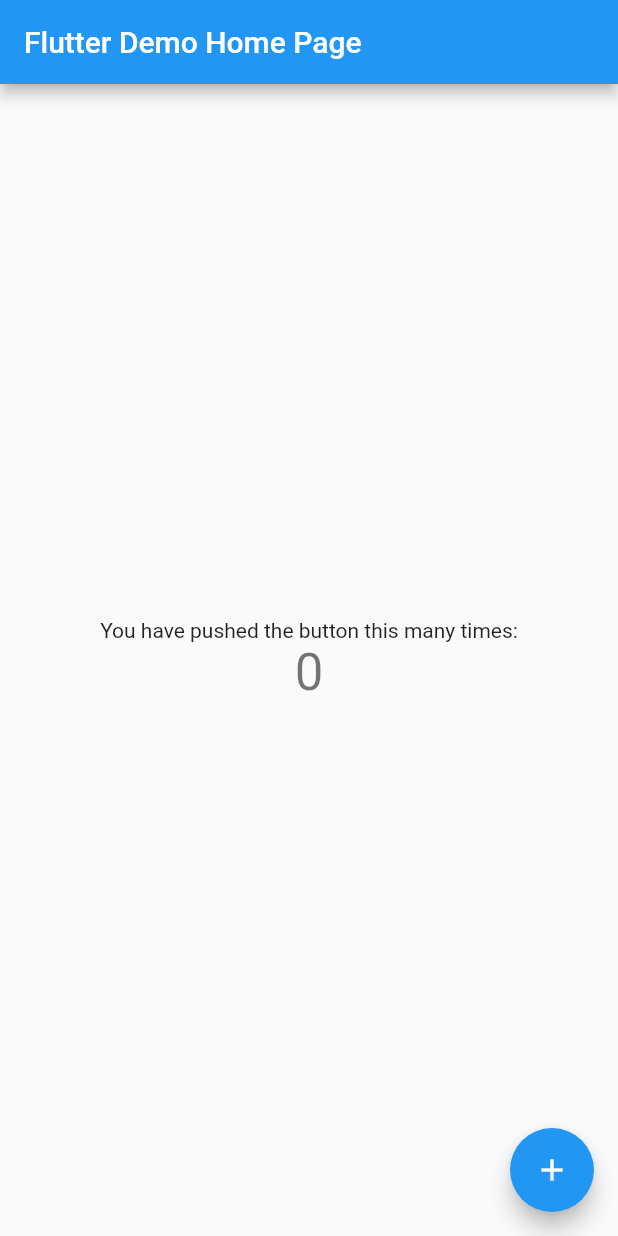
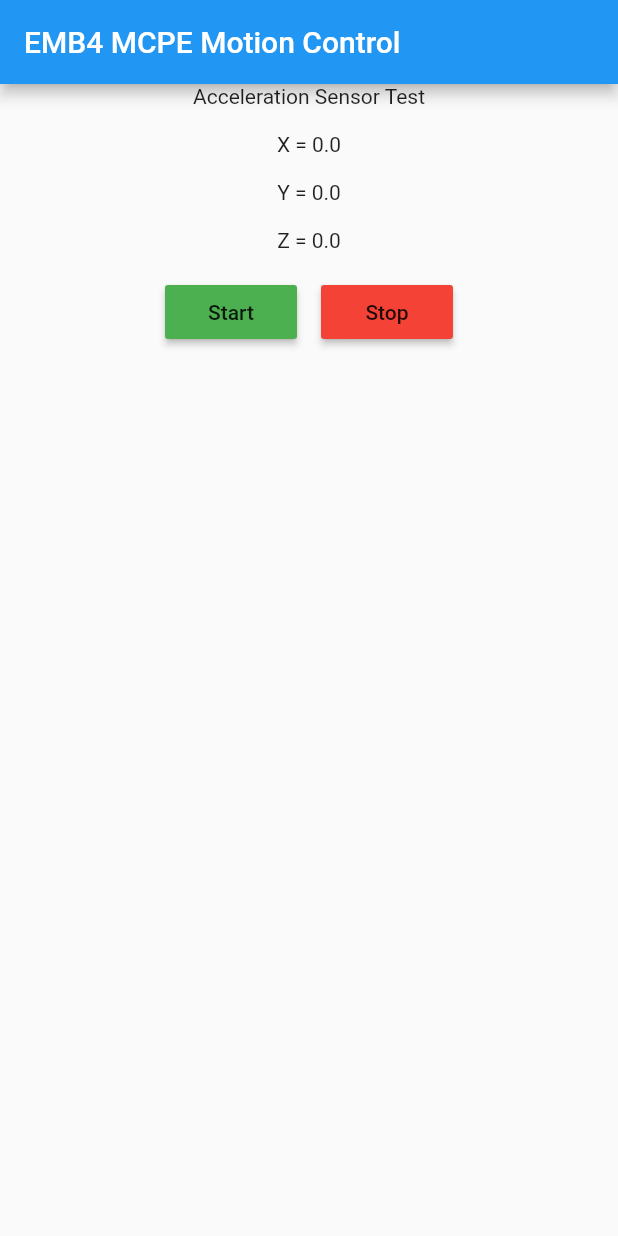
Before and after one commit to SerenityS/emb_mcpe, a Flutter app: the screen it shows after launch, on a phone screen of 412 x 824 dp. Run offline on Flutter 3.47's test engine with Material 2 defaults, Android fonts, the phone set to English and light mode, and no system bars; our stand-ins replace shared_preferences; missing offline and left inert: flutter_sensors.

Commit message:
feat: MainScreen 추가
Signed-off-by: HeeRyun, Jin(qwertycvb) <jins4218@gmail.com>

```diff
--- a/flutter/lib/main.dart
+++ b/flutter/lib/main.dart
@@ -1,4 +1,7 @@
+import 'package:emb_motion/provider/step_provider.dart';
+import 'package:emb_motion/screen/main_screen.dart';
 import 'package:flutter/material.dart';
+import 'package:provider/provider.dart';
 
 void main() {
   runApp(const MyApp());
@@ -7,109 +10,18 @@
 class MyApp extends StatelessWidget {
   const MyApp({super.key});
 
-  // This widget is the root of your application.
   @override
   Widget build(BuildContext context) {
-    return MaterialApp(
-      title: 'Flutter Demo',
-      theme: ThemeData(
-        // This is the theme of your application.
-        //
-        // Try running your application with "flutter run". You'll see the
-        // application has a blue toolbar. Then, without quitting the app, try
-        // changing the primarySwatch below to Colors.green and then invoke
-        // "hot reload" (press "r" in the console where you ran "flutter run",
-        // or simply save your changes to "hot reload" in a Flutter IDE).
-        // Notice that the counter didn't reset back to zero; the application
-        // is not restarted.
-        primarySwatch: Colors.blue,
+    return MultiProvider(
+      providers: [
+        ChangeNotifierProvider(create: (BuildContext context) => StepProvider()),
+      ],
+      child: MaterialApp(
+        theme: ThemeData(
+          primarySwatch: Colors.blue,
+        ),
+        home: MainScreen(),
       ),
-      home: const MyHomePage(title: 'Flutter Demo Home Page'),
     );
   }
 }
-
-class MyHomePage extends StatefulWidget {
-  const MyHomePage({super.key, required this.title});
-
-  // This widget is the home page of your application. It is stateful, meaning
-  // that it has a State object (defined below) that contains fields that affect
-  // how it looks.
-
-  // This class is the configuration for the state. It holds the values (in this
-  // case the title) provided by the parent (in this case the App widget) and
-  // used by the build method of the State. Fields in a Widget subclass are
-  // always marked "final".
-
-  final String title;
-
-  @override
-  State<MyHomePage> createState() => _MyHomePageState();
-}
-
-class _MyHomePageState extends State<MyHomePage> {
-  int _counter = 0;
-
-  void _incrementCounter() {
-    setState(() {
-      // This call to setState tells the Flutter framework that something has
-      // changed in this State, which causes it to rerun the build method below
-      // so that the display can reflect the updated values. If we changed
-      // _counter without calling setState(), then the build method would not be
-      // called again, and so nothing would appear to happen.
-      _counter++;
-    });
-  }
-
-  @override
-  Widget build(BuildContext context) {
-    // This method is rerun every time setState is called, for instance as done
-    // by the _incrementCounter method above.
-    //
-    // The Flutter framework has been optimized to make rerunning build methods
-    // fast, so that you can just rebuild anything that needs updating rather
-    // than having to individually change instances of widgets.
-    return Scaffold(
-      appBar: AppBar(
-        // Here we take the value from the MyHomePage object that was created by
-        // the App.build method, and use it to set our appbar title.
-        title: Text(widget.title),
-      ),
-      body: Center(
-        // Center is a layout widget. It takes a single child and positions it
-        // in the middle of the parent.
-        child: Column(
-          // Column is also a layout widget. It takes a list of children and
-          // arranges them vertically. By default, it sizes itself to fit its
-          // children horizontally, and tries to be as tall as its parent.
-          //
-          // Invoke "debug painting" (press "p" in the console, choose the
-          // "Toggle Debug Paint" action from the Flutter Inspector in Android
-          // Studio, or the "Toggle Debug Paint" command in Visual Studio Code)
-          // to see the wireframe for each widget.
-          //
-          // Column has various properties to control how it sizes itself and
-          // how it positions its children. Here we use mainAxisAlignment to
-          // center the children vertically; the main axis here is the vertical
-          // axis because Columns are vertical (the cross axis would be
-          // horizontal).
-          mainAxisAlignment: MainAxisAlignment.center,
-          children: <Widget>[
-            const Text(
-              'You have pushed the button this many times:',
-            ),
-            Text(
-              '$_counter',
-              style: Theme.of(context).textTheme.headline4,
-            ),
-          ],
-        ),
-      ),
-      floatingActionButton: FloatingActionButton(
-        onPressed: _incrementCounter,
-        tooltip: 'Increment',
-        child: const Icon(Icons.add),
-      ), // This trailing comma makes auto-formatting nicer for build methods.
-    );
-  }
-}
--- /dev/null
+++ b/flutter/lib/screen/main_screen.dart
@@ -0,0 +1,70 @@
+import 'package:emb_motion/provider/step_provider.dart';
+import 'package:flutter/material.dart';
+import 'package:provider/provider.dart';
+
+class MainScreen extends StatelessWidget {
+  MainScreen({super.key});
+
+  late StepProvider _stepProvider;
+
+  @override
+  Widget build(BuildContext context) {
+    _stepProvider = Provider.of<StepProvider>(context);
+
+    return Scaffold(
+      appBar: AppBar(title: const Text("EMB4 MCPE Motion Control")),
+      body: Builder(
+        builder: ((context) {
+          return Column(
+            children: [
+              const Text(
+                "Acceleration Sensor Test",
+                textAlign: TextAlign.center,
+              ),
+              const Padding(padding: EdgeInsets.only(top: 16.0)),
+              Consumer<StepProvider>(builder: (context, provider, child) {
+                return Text(
+                  "X = ${_stepProvider.accelData.x.toStringAsFixed(1)}",
+                  textAlign: TextAlign.center,
+                );
+              }),
+              const Padding(padding: EdgeInsets.only(top: 16.0)),
+              Consumer<StepProvider>(builder: (context, provider, child) {
+                return Text(
+                  "Y = ${_stepProvider.accelData.y.toStringAsFixed(1)}",
+                  textAlign: TextAlign.center,
+                );
+              }),
+              const Padding(padding: EdgeInsets.only(top: 16.0)),
+              Consumer<StepProvider>(builder: (context, provider, child) {
+                return Text(
+                  "Z = ${_stepProvider.accelData.z.toStringAsFixed(1)}",
+                  textAlign: TextAlign.center,
+                );
+              }),
+              const Padding(padding: EdgeInsets.only(top: 16.0)),
+              Row(
+                mainAxisAlignment: MainAxisAlignment.center,
+                children: <Widget>[
+                  MaterialButton(
+                    color: Colors.green,
+                    onPressed: () => _stepProvider.startStep(),
+                    child: const Text("Start"),
+                  ),
+                  const Padding(
+                    padding: EdgeInsets.all(8.0),
+                  ),
+                  MaterialButton(
+                    color: Colors.red,
+                    onPressed: () => _stepProvider.stopStep(),
+                    child: const Text("Stop"),
+                  ),
+                ],
+              ),
+            ],
+          );
+        }),
+      ),
+    );
+  }
+}
```
